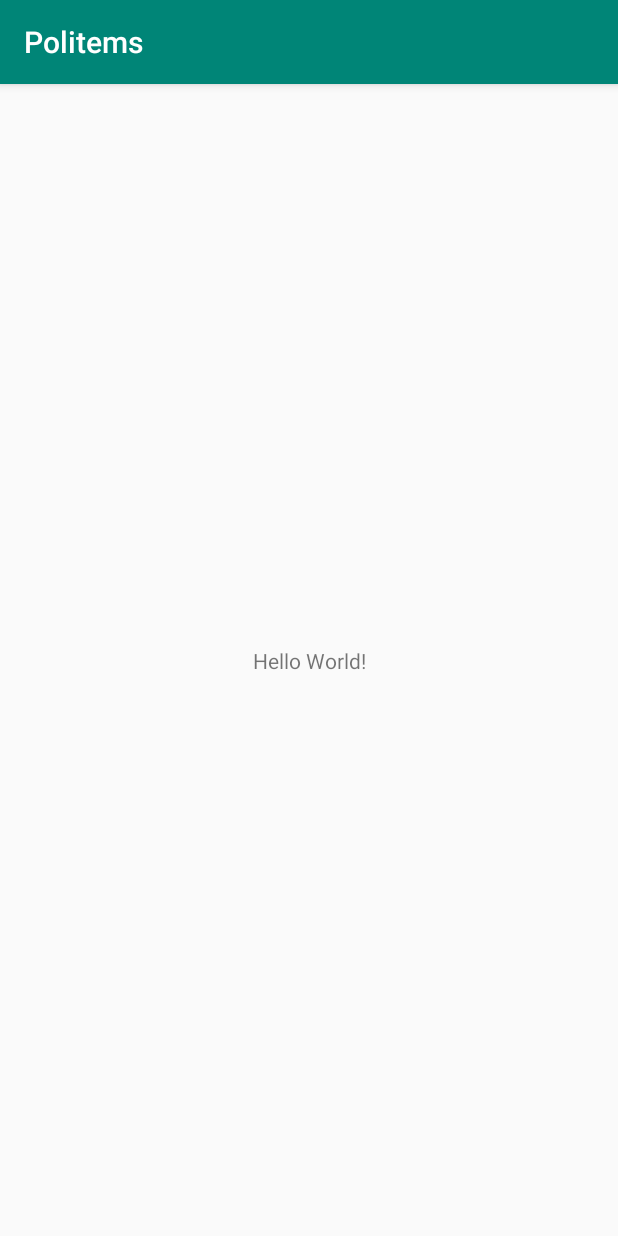
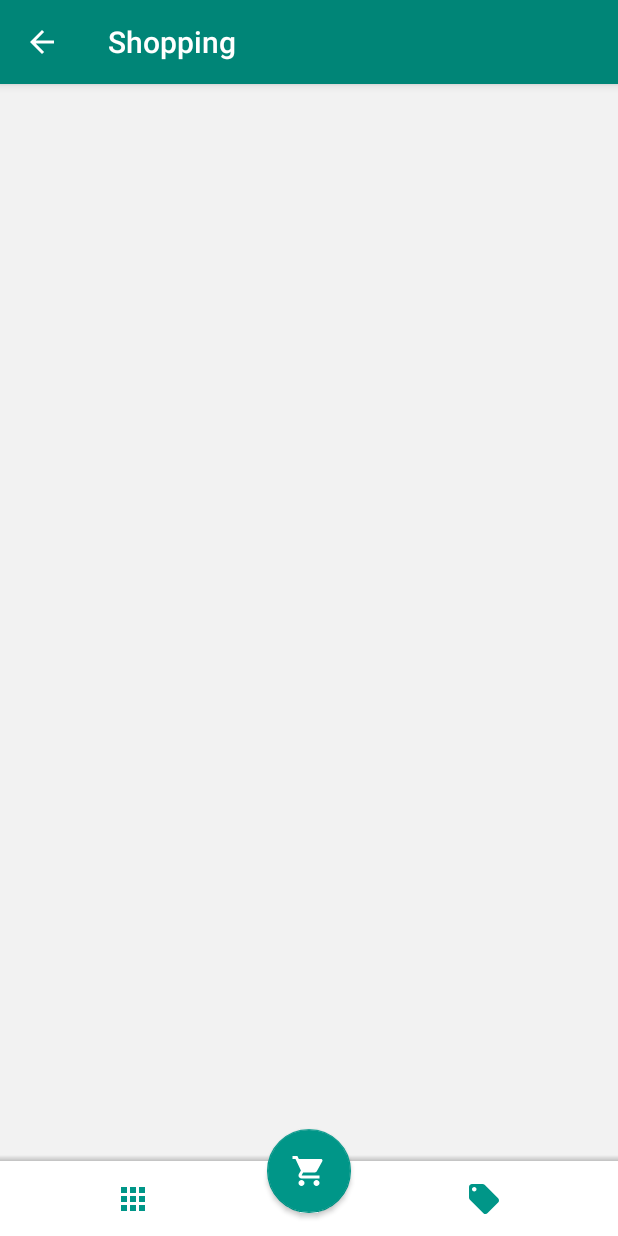
Before and after one commit to Grey-Matter-Co/Politems, an Android app: the screen it shows after launch (MainActivity before the commit, ConsumerMainActivity after it), on a phone screen of 412 x 824 dp. Run offline under Robolectric (Android 15) with nearby library versions, the phone set to English and light mode, and no system bars.

Commit message:
Barra de navegacion para comprador

```diff
--- a/app/src/main/AndroidManifest.xml
+++ b/app/src/main/AndroidManifest.xml
@@ -9,7 +9,7 @@
         android:roundIcon="@mipmap/ic_launcher_round"
         android:supportsRtl="true"
         android:theme="@style/AppTheme">
-        <activity android:name=".MainActivity">
+        <activity android:name=".ConsumerMainActivity">
             <intent-filter>
                 <action android:name="android.intent.action.MAIN" />
 
--- /dev/null
+++ b/app/src/main/java/com/greymatter/politems/ConsumerMainActivity.kt
@@ -0,0 +1,110 @@
+package com.greymatter.politems
+
+//import com.greymatter.politems.utils.Tools
+import android.os.Bundle
+import android.view.Menu
+import android.view.MenuItem
+import android.view.View
+import android.widget.Toast
+import androidx.appcompat.app.ActionBar
+import androidx.appcompat.app.AppCompatActivity
+import androidx.core.widget.NestedScrollView
+import com.greymatter.politems.utils.ViewAnimation
+
+
+//class MainActivity : AppCompatActivity() {
+//
+//    override fun onCreate(savedInstanceState: Bundle?) {
+//        super.onCreate(savedInstanceState)
+//        setContentView(R.layout.activity_consumer_main)
+//    }
+//}
+
+
+class ConsumerMainActivity : AppCompatActivity() {
+    private var actionBar: ActionBar? = null
+    private var nestedScrollView: NestedScrollView? = null
+
+    /* access modifiers changed from: protected */
+    public override fun onCreate(bundle: Bundle?) {
+        super.onCreate(bundle)
+        setContentView(R.layout.activity_consumer_main)
+        initToolbar()
+        initComponent()
+    }
+
+    private fun initToolbar() {
+//        val toolbar =
+//            findViewById<View>(R.id.toolbar) as Toolbar
+//        toolbar.setNavigationIcon(R.drawable.ic_menu as Int)
+//        toolbar.navigationIcon
+//            .setColorFilter(resources.getColor(R.color.grey_60), PorterDuff.Mode.SRC_ATOP)
+//        setSupportActionBar(toolbar)
+        actionBar = supportActionBar
+        actionBar!!.title = "Shopping"
+        actionBar!!.setDisplayHomeAsUpEnabled(true)
+//        Tools.setSystemBarColor(this, R.color.grey_5)
+//        Tools.setSystemBarLight(this)
+    }
+
+    private fun initComponent() {
+        nestedScrollView =
+            findViewById(R.id.nested_scroll_view)
+//        Tools.displayImageOriginal(
+//            this as Context,
+//            findViewById<View>(R.id.image_1) as ImageView,
+//            R.drawable.image_8 as Int
+//        )
+//        Tools.displayImageOriginal(
+//            this as Context,
+//            findViewById<View>(R.id.image_2) as ImageView,
+//            R.drawable.image_9 as Int
+//        )
+//        Tools.displayImageOriginal(
+//            this as Context,
+//            findViewById<View>(R.id.image_3) as ImageView,
+//            R.drawable.image_15 as Int
+//        )
+//        Tools.displayImageOriginal(
+//            this as Context,
+//            findViewById<View>(R.id.image_4) as ImageView,
+//            R.drawable.image_14 as Int
+//        )
+//        Tools.displayImageOriginal(
+//            this as Context,
+//            findViewById<View>(R.id.image_5) as ImageView,
+//            R.drawable.image_12 as Int
+//        )
+//        Tools.displayImageOriginal(
+//            this as Context,
+//            findViewById<View>(R.id.image_6) as ImageView,
+//            R.drawable.image_2 as Int
+//        )
+//        Tools.displayImageOriginal(
+//            this as Context,
+//            findViewById<View>(R.id.image_7) as ImageView,
+//            R.drawable.image_5 as Int
+//        )
+    }
+
+    override fun onCreateOptionsMenu(menu: Menu): Boolean {
+//        menuInflater.inflate(R.menu.menu_search, menu)
+//        Tools.changeMenuIconColor(menu, resources.getColor(R.color.grey_60))
+        return true
+    }
+
+    override fun onOptionsItemSelected(menuItem: MenuItem): Boolean
+    {
+        if (menuItem.itemId == 16908332)
+            finish()
+        else
+            Toast.makeText(applicationContext, menuItem.title, Toast.LENGTH_LONG).show()
+
+        return super.onOptionsItemSelected(menuItem)
+    }
+
+    fun clickAction(view: View?)
+    {
+        nestedScrollView?.let { ViewAnimation.fadeOutIn(it) }
+    }
+}
--- a/app/src/main/java/com/greymatter/politems/MainActivity.kt
+++ /dev/null
@@ -1,12 +0,0 @@
-package com.greymatter.politems
-
-import androidx.appcompat.app.AppCompatActivity
-import android.os.Bundle
-
-class MainActivity : AppCompatActivity() {
-
-    override fun onCreate(savedInstanceState: Bundle?) {
-        super.onCreate(savedInstanceState)
-        setContentView(R.layout.activity_main)
-    }
-}
--- /dev/null
+++ b/app/src/main/res/drawable/bg_gradient_soft.xml
@@ -0,0 +1,4 @@
+<?xml version="1.0" encoding="utf-8"?>
+<shape xmlns:android="http://schemas.android.com/apk/res/android" xmlns:app="http://schemas.android.com/apk/res-auto" xmlns:aapt="http://schemas.android.com/aapt" android:shape="rectangle">
+    <gradient android:startColor="@android:color/transparent" android:endColor="@color/overlay_dark_20" android:angle="270" android:type="linear" android:centerColor="@color/overlay_dark_10"/>
+</shape>
--- /dev/null
+++ b/app/src/main/res/drawable/ic_apps.xml
@@ -0,0 +1,4 @@
+<?xml version="1.0" encoding="utf-8"?>
+<vector xmlns:android="http://schemas.android.com/apk/res/android" xmlns:app="http://schemas.android.com/apk/res-auto" xmlns:aapt="http://schemas.android.com/aapt" android:height="24dp" android:width="24dp" android:viewportWidth="24" android:viewportHeight="24">
+    <path android:fillColor="#ffffffff" android:pathData="M4,8h4L8,4L4,4v4zM10,20h4v-4h-4v4zM4,20h4v-4L4,16v4zM4,14h4v-4L4,10v4zM10,14h4v-4h-4v4zM16,4v4h4L20,4h-4zM10,8h4L14,4h-4v4zM16,14h4v-4h-4v4zM16,20h4v-4h-4v4z"/>
+</vector>
--- /dev/null
+++ b/app/src/main/res/drawable/ic_local_offer.xml
@@ -0,0 +1,4 @@
+<?xml version="1.0" encoding="utf-8"?>
+<vector xmlns:android="http://schemas.android.com/apk/res/android" xmlns:app="http://schemas.android.com/apk/res-auto" xmlns:aapt="http://schemas.android.com/aapt" android:height="24dp" android:width="24dp" android:viewportWidth="24" android:viewportHeight="24">
+    <path android:fillColor="#ff000000" android:pathData="M21.41,11.58l-9,-9C12.05,2.22 11.55,2 11,2H4c-1.1,0 -2,0.9 -2,2v7c0,0.55 0.22,1.05 0.59,1.42l9,9c0.36,0.36 0.86,0.58 1.41,0.58 0.55,0 1.05,-0.22 1.41,-0.59l7,-7c0.37,-0.36 0.59,-0.86 0.59,-1.41 0,-0.55 -0.23,-1.06 -0.59,-1.42zM5.5,7C4.67,7 4,6.33 4,5.5S4.67,4 5.5,4 7,4.67 7,5.5 6.33,7 5.5,7z"/>
+</vector>
--- /dev/null
+++ b/app/src/main/res/drawable/ic_menu.xml
@@ -0,0 +1,4 @@
+<?xml version="1.0" encoding="utf-8"?>
+<vector xmlns:android="http://schemas.android.com/apk/res/android" xmlns:app="http://schemas.android.com/apk/res-auto" xmlns:aapt="http://schemas.android.com/aapt" android:height="24dp" android:width="24dp" android:viewportWidth="24" android:viewportHeight="24">
+    <path android:fillColor="#ffffffff" android:pathData="M3,18h18v-2L3,16v2zM3,13h18v-2L3,11v2zM3,6v2h18L21,6L3,6z"/>
+</vector>
--- /dev/null
+++ b/app/src/main/res/drawable/ic_more_vert.xml
@@ -0,0 +1,4 @@
+<?xml version="1.0" encoding="utf-8"?>
+<vector xmlns:android="http://schemas.android.com/apk/res/android" xmlns:app="http://schemas.android.com/apk/res-auto" xmlns:aapt="http://schemas.android.com/aapt" android:height="24dp" android:width="24dp" android:viewportWidth="24" android:viewportHeight="24">
+    <path android:fillColor="#ff000000" android:pathData="M12,8c1.1,0 2,-0.9 2,-2s-0.9,-2 -2,-2 -2,0.9 -2,2 0.9,2 2,2zM12,10c-1.1,0 -2,0.9 -2,2s0.9,2 2,2 2,-0.9 2,-2 -0.9,-2 -2,-2zM12,16c-1.1,0 -2,0.9 -2,2s0.9,2 2,2 2,-0.9 2,-2 -0.9,-2 -2,-2z"/>
+</vector>
--- /dev/null
+++ b/app/src/main/res/drawable/ic_shopping_cart.xml
@@ -0,0 +1,4 @@
+<?xml version="1.0" encoding="utf-8"?>
+<vector xmlns:android="http://schemas.android.com/apk/res/android" xmlns:app="http://schemas.android.com/apk/res-auto" xmlns:aapt="http://schemas.android.com/aapt" android:tint="#ffffff" android:height="24dp" android:width="24dp" android:viewportWidth="24" android:viewportHeight="24">
+    <path android:fillColor="#ff000000" android:pathData="M7,18c-1.1,0 -1.99,0.9 -1.99,2S5.9,22 7,22s2,-0.9 2,-2 -0.9,-2 -2,-2zM1,2v2h2l3.6,7.59 -1.35,2.45c-0.16,0.28 -0.25,0.61 -0.25,0.96 0,1.1 0.9,2 2,2h12v-2L7.42,15c-0.14,0 -0.25,-0.11 -0.25,-0.25l0.03,-0.12 0.9,-1.63h7.45c0.75,0 1.41,-0.41 1.75,-1.03l3.58,-6.49c0.08,-0.14 0.12,-0.31 0.12,-0.48 0,-0.55 -0.45,-1 -1,-1L5.21,4l-0.94,-2L1,2zM17,18c-1.1,0 -1.99,0.9 -1.99,2s0.89,2 1.99,2 2,-0.9 2,-2 -0.9,-2 -2,-2z"/>
+</vector>
--- /dev/null
+++ b/app/src/main/res/layout/activity_consumer_main.xml
@@ -0,0 +1,29 @@
+<?xml version="1.0" encoding="utf-8"?>
+<RelativeLayout xmlns:android="http://schemas.android.com/apk/res/android" xmlns:app="http://schemas.android.com/apk/res-auto" android:id="@+id/container" android:background="@color/grey_5" android:layout_width="match_parent" android:layout_height="match_parent">
+<!--    <LinearLayout android:orientation="vertical" android:layout_width="match_parent" android:layout_height="match_parent">-->
+<!--        <androidx.core.widget.NestedScrollView android:id="@+id/nested_scroll_view" android:scrollbars="none" android:layout_width="match_parent" android:layout_height="match_parent" android:scrollingCache="true">-->
+<!--            <LinearLayout android:orientation="vertical" android:descendantFocusability="blocksDescendants" android:layout_width="match_parent" android:layout_height="wrap_content">-->
+<!--                <View android:layout_width="match_parent" android:layout_height="?attr/actionBarSize"/>-->
+<!--                <include layout="@layout/fragment_tabs_store"/>-->
+<!--                <View android:layout_width="match_parent" android:layout_height="?attr/actionBarSize"/>-->
+<!--            </LinearLayout>-->
+<!--        </androidx.core.widget.NestedScrollView>-->
+<!--    </LinearLayout>-->
+<!--    <com.google.android.material.appbar.AppBarLayout android:theme="@style/AppTheme.AppBarOverlay" android:id="@+id/appbar" android:background="@android:color/white" android:layout_width="match_parent" android:layout_height="wrap_content">-->
+<!--        <androidx.appcompat.widget.Toolbar android:id="@+id/toolbar" android:layout_width="match_parent" android:layout_height="?attr/actionBarSize" app:contentInsetStartWithNavigation="0dp" app:popupTheme="@style/ThemeOverlay.AppCompat.Light" app:theme="@style/Toolbar.Light"/>-->
+<!--    </com.google.android.material.appbar.AppBarLayout>-->
+    <LinearLayout android:orientation="vertical" android:layout_width="match_parent" android:layout_height="wrap_content" android:layout_alignParentBottom="true">
+        <View android:background="@drawable/bg_gradient_soft" android:layout_width="match_parent" android:layout_height="4dp"/>
+        <LinearLayout android:orientation="horizontal" android:background="@android:color/white" android:layout_width="match_parent" android:layout_height="50dp">
+            <LinearLayout android:gravity="center" android:padding="@dimen/spacing_medium" android:layout_width="0dp" android:layout_height="match_parent" android:layout_weight="1">
+                <ImageButton android:background="?attr/selectableItemBackgroundBorderless" android:layout_width="?attr/actionBarSize" android:layout_height="?attr/actionBarSize" android:tint="@color/teal_500" android:onClick="clickAction" app:srcCompat="@drawable/ic_apps"/>
+            </LinearLayout>
+            <View android:layout_width="?attr/actionBarSize" android:layout_height="0dp"/>
+            <LinearLayout android:gravity="center" android:padding="@dimen/spacing_medium" android:layout_width="0dp" android:layout_height="match_parent" android:layout_weight="1">
+                <ImageButton android:background="?attr/selectableItemBackgroundBorderless" android:layout_width="?attr/actionBarSize" android:layout_height="?attr/actionBarSize" android:tint="@color/teal_500" android:onClick="clickAction" app:srcCompat="@drawable/ic_local_offer"/>
+            </LinearLayout>
+        </LinearLayout>
+    </LinearLayout>
+    <com.google.android.material.floatingactionbutton.FloatingActionButton android:clickable="true" android:layout_width="wrap_content" android:layout_height="wrap_content" android:layout_marginBottom="15dp" android:tint="@android:color/white" android:layout_alignParentBottom="true" android:layout_centerInParent="true" android:onClick="clickAction" app:backgroundTint="@color/teal_500" app:elevation="2dp" app:fabSize="normal" app:rippleColor="@color/deep_orange_400" app:srcCompat="@drawable/ic_shopping_cart"
+        android:focusable="true" />
+</RelativeLayout>
--- a/app/src/main/res/layout/activity_main.xml
+++ /dev/null
@@ -1,18 +0,0 @@
-<?xml version="1.0" encoding="utf-8"?>
-<androidx.constraintlayout.widget.ConstraintLayout xmlns:android="http://schemas.android.com/apk/res/android"
-    xmlns:app="http://schemas.android.com/apk/res-auto"
-    xmlns:tools="http://schemas.android.com/tools"
-    android:layout_width="match_parent"
-    android:layout_height="match_parent"
-    tools:context=".MainActivity">
-
-    <TextView
-        android:layout_width="wrap_content"
-        android:layout_height="wrap_content"
-        android:text="Hello World!"
-        app:layout_constraintBottom_toBottomOf="parent"
-        app:layout_constraintLeft_toLeftOf="parent"
-        app:layout_constraintRight_toRightOf="parent"
-        app:layout_constraintTop_toTopOf="parent" />
-
-</androidx.constraintlayout.widget.ConstraintLayout>
--- a/app/src/main/res/values/colors.xml
+++ b/app/src/main/res/values/colors.xml
@@ -3,4 +3,19 @@
     <color name="colorPrimary">#008577</color>
     <color name="colorPrimaryDark">#00574B</color>
     <color name="colorAccent">#D81B60</color>
+    <color name="deep_orange_400">#ff7043</color>
+    <color name="grey_40">#999999</color>
+    <color name="grey_5">#f2f2f2</color>
+    <color name="grey_60">#666666</color>
+    <color name="teal_500">#009688</color>
+    <color name="grey_90">#263238</color>
+    <color name="overlay_dark_10">#1a000000</color>
+    <color name="overlay_dark_20">#33000000</color>
+    <color name="overlay_dark_30">#4d000000</color>
+    <color name="overlay_dark_40">#66000000</color>
+    <color name="overlay_dark_50">#80000000</color>
+    <color name="overlay_dark_60">#99000000</color>
+    <color name="overlay_dark_70">#b3000000</color>
+    <color name="overlay_dark_80">#cc000000</color>
+    <color name="overlay_dark_90">#e6000000</color>
 </resources>
```
Also changed, not shown: app/build.gradle (+8 -5 lines), app/src/main/java/com/greymatter/politems/utils/ViewAnimation.kt (added, +225 -0 lines), app/src/main/res/layout/fragment_tabs_store.xml (added, +89 -0 lines), app/src/main/res/values/dimens.xml (added, +16 -0 lines), app/src/main/res/values/styles.xml (+8 -0 lines).
